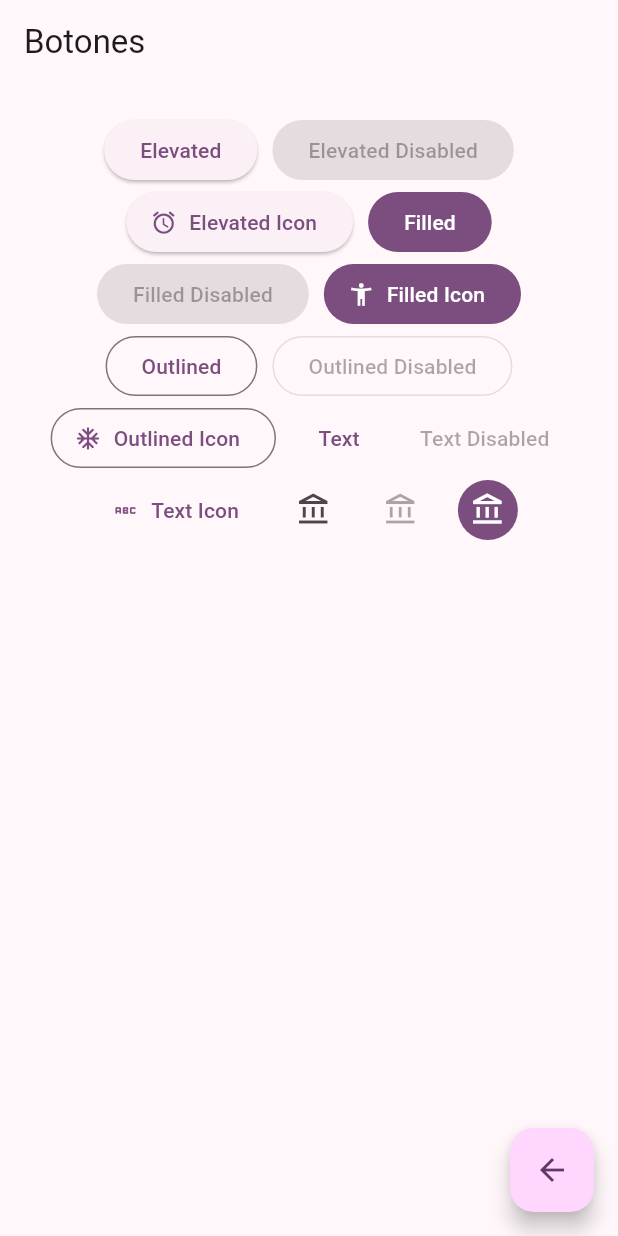
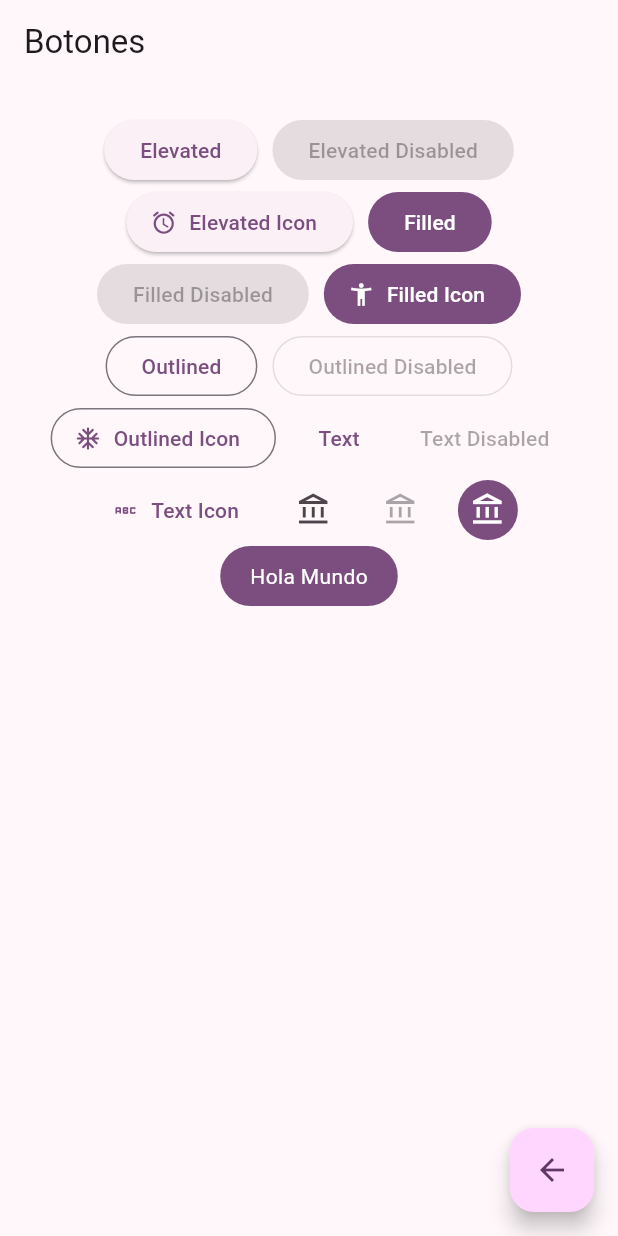
Before and after one commit to Pythonesa/AprendiendoFlutter, a Flutter app: the ButtonsScreen screen opened by its route, on a phone screen of 412 x 824 dp. Run offline on Flutter 3.47's test engine with Material 2 defaults, Android fonts, the phone set to English and light mode, and no system bars; our stand-ins replace animate_do, dio, go_router, video_player.

Commit message:
:sparkles: feat(WidgetsApp): custom button

```diff
--- a/widgets_app/lib/presentation/screens/buttons/buttons_screen.dart
+++ b/widgets_app/lib/presentation/screens/buttons/buttons_screen.dart
@@ -1,3 +1,5 @@
+// ignore_for_file: unnecessary_const
+
 import 'package:flutter/material.dart';
 import 'package:go_router/go_router.dart';
 
@@ -63,10 +65,33 @@ class _ButtonsView extends StatelessWidget {
               ),
             ),
 
-            // TODO: Custom button
+            const CustomButton(),
+
           ],
         ),
       ),
     );
   }
 }
+
+class CustomButton extends StatelessWidget {
+  const CustomButton({super.key});
+
+  @override
+  Widget build(BuildContext context) {
+    final colors = Theme.of(context).colorScheme;
+    return ClipRRect(
+      borderRadius: BorderRadius.circular(20),
+      child: Material(
+        color: colors.primary,
+        child: InkWell(
+          onTap: () {},
+          child: Padding(
+            padding: const EdgeInsets.symmetric(vertical: 10, horizontal: 20),
+            child: Text('Hola Mundo', style: TextStyle(color: colors.onPrimary)),
+          ),
+        ),
+      ),
+    );
+  }
+}
```
